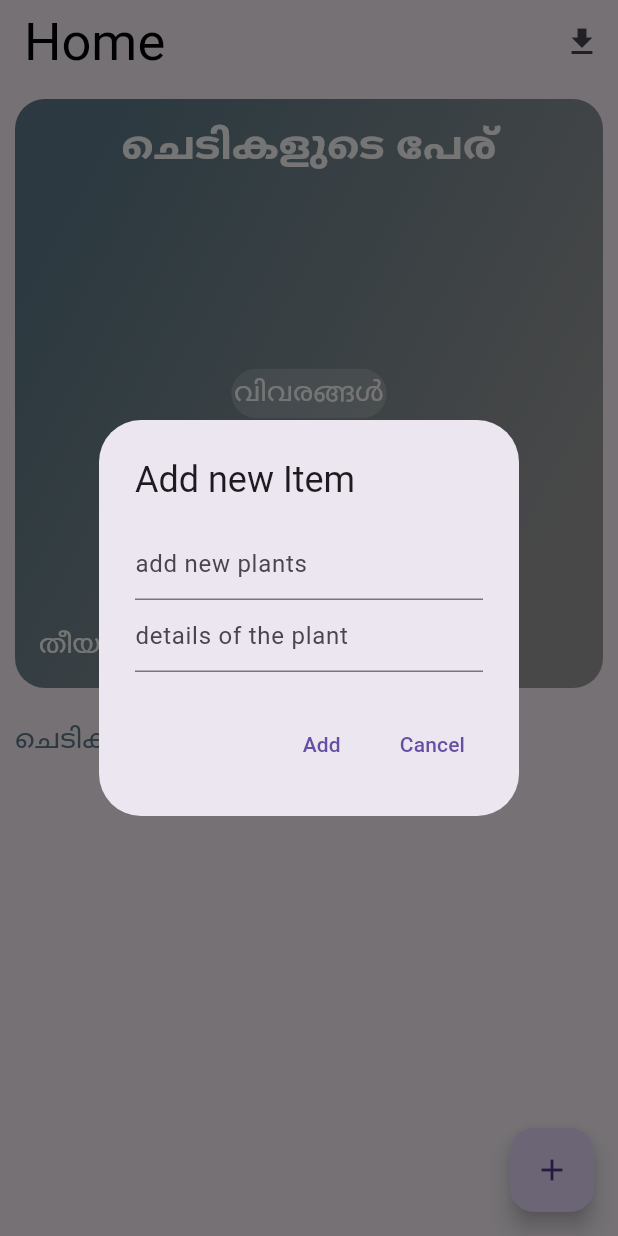
After one commit to ryanromeodev/Plant-App, a Flutter app: the screen it shows after launch, after a tap on the "add" icon, on a phone screen of 412 x 824 dp. The commit adds this screen. Run offline on Flutter 3.47's test engine with Material 3 defaults, Android fonts, the phone set to English and light mode, and no system bars; our stand-ins replace permission_handler.

Commit message:
code sectioning

```diff
--- /dev/null
+++ b/lib/UI/bigherocard.dart
@@ -0,0 +1,98 @@
+import 'package:flutter/material.dart';
+import 'package:plantapp/Data/fabtestfun.dart';
+import 'package:plantapp/Data/strings.dart';
+
+class BigHeroCard extends StatelessWidget {
+  const BigHeroCard({
+    super.key,
+    required this.heroDisplayPlantName,
+    required this.heroDisplayPlantDetails,
+    required this.day,
+    required this.month,
+    required this.year,
+  });
+
+  final String heroDisplayPlantName;
+  final String heroDisplayPlantDetails;
+  final String day;
+  final String month;
+  final String year;
+
+  @override
+  Widget build(BuildContext context) {
+    return Expanded(
+      flex: 2,
+      child: Container(
+        margin: EdgeInsets.all(10.0),
+        decoration: BoxDecoration(
+          borderRadius: BorderRadius.circular(20.0),
+          gradient: LinearGradient(
+            colors: getColorsList,
+            transform: GradientRotation(0.5),
+          ),
+        ),
+        child: Stack(
+          alignment: Alignment.center,
+          children: [
+            Container(
+              alignment: Alignment.topCenter,
+              margin: EdgeInsets.all(10),
+              child: Text(
+                heroDisplayPlantName,
+                style: TextStyle(
+                  fontWeight: FontWeight.bold,
+                  color: textwhite,
+                  fontSize: herobigtextsize,
+                ),
+              ),
+            ),
+            if (heroDisplayPlantDetails.isNotEmpty)
+              Container(
+                margin: EdgeInsets.symmetric(horizontal: 12.0),
+                padding: EdgeInsets.all(2.0),
+                decoration: BoxDecoration(
+                  color: textwhite.withAlpha(50),
+                  borderRadius: BorderRadius.circular(30),
+                ),
+                child: Text(
+                  heroDisplayPlantDetails,
+                  textAlign: TextAlign.center,
+                  style: TextStyle(
+                    fontWeight: FontWeight.normal,
+                    color: textwhite,
+                    fontSize: herotextsize,
+                  ),
+                ),
+              ),
+            Container(
+              padding: EdgeInsets.all(16.0),
+              alignment: Alignment.bottomLeft,
+              child: RichText(
+                text: TextSpan(
+                  text: "തീയതി :",
+                  style: TextStyle(
+                    fontSize: herotextsize,
+                    color: textwhite,
+                    fontWeight: FontWeight.normal,
+                    fontStyle: FontStyle.normal,
+                  ),
+                  children: [
+                    TextSpan(
+                      text: " $day $month $year",
+                      style: TextStyle(
+                        fontSize: herotextsize,
+                        color: textwhite,
+                        fontWeight: FontWeight.normal,
+                        fontStyle: FontStyle.normal,
+                      ),
+                    ),
+                  ],
+                ),
+              ),
+            ),
+          ],
+        ),
+      ),
+    );
+  }
+}
--- /dev/null
+++ b/lib/UI/plantlistheading.dart
@@ -0,0 +1,22 @@
+import 'package:flutter/material.dart';
+
+class PlantListHeading extends StatelessWidget {
+  const PlantListHeading({super.key});
+
+  @override
+  Widget build(BuildContext context) {
+    return Container(
+      alignment: Alignment.centerLeft,
+      margin: EdgeInsets.all(10),
+      child: Text(
+        "ചെടികളുടെ പേര്",
+        style: TextStyle(
+          fontSize: 20,
+          color: Colors.blueGrey,
+          fontWeight: FontWeight.normal,
+          fontFamily: "",
+        ),
+      ),
+    );
+  }
+}
--- a/lib/UI/plantorganiser.dart
+++ b/lib/UI/plantorganiser.dart
@@ -1,7 +1,8 @@
 import 'package:flutter/material.dart';
 import 'package:plantapp/Data/data.dart';
 import 'package:plantapp/Data/plant.dart';
-import 'package:plantapp/Data/strings.dart';
+import 'package:plantapp/UI/bigherocard.dart';
+import 'package:plantapp/UI/plantlistheading.dart';
 import 'package:plantapp/UI/planttile.dart';
 import 'package:plantapp/Data/fabtestfun.dart';
 
@@ -71,95 +72,31 @@ class _PlantOrgState extends State<PlantOrg> {
       ),
       body: Column(
         children: [
-          Expanded(
-            flex: 2,
-            child: Container(
-              margin: EdgeInsets.all(10.0),
-              decoration: BoxDecoration(
-                borderRadius: BorderRadius.circular(20.0),
-                gradient: LinearGradient(
-                  colors: getColorsList,
-                  transform: GradientRotation(0.5),
+          BigHeroCard(
+            heroDisplayPlantName: heroDisplayPlantName,
+            heroDisplayPlantDetails: heroDisplayPlantDetails,
+            day: day,
+            month: month,
+            year: year,
           ),
-              ),
-              child: Stack(
-                alignment: Alignment.center,
-                children: [
-                  Container(
-                    alignment: Alignment.topCenter,
-                    margin: EdgeInsets.all(10),
-                    child: Text(
-                      heroDisplayPlantName,
-                      style: TextStyle(
-                        fontWeight: FontWeight.bold,
-                        color: textwhite,
-                        fontSize: herobigtextsize,
-                      ),
-                    ),
-                  ),
-                  FittedBox(
-                    child: Container(
-                      decoration: BoxDecoration(
-                        color: textwhite.withAlpha(50),
-                        borderRadius: BorderRadius.circular(30),
-                      ),
-                      child: Padding(
-                        padding: EdgeInsets.all(30),
-                        child: Text(
-                          heroDisplayPlantDetails,
-                          style: TextStyle(
-                            fontWeight: FontWeight.normal,
-                            color: textwhite,
-                            fontSize: herotextsize,
-                          ),
-                        ),
-                      ),
-                    ),
-                  ),
-                  Container(
-                    padding: EdgeInsets.all(16.0),
-                    alignment: Alignment.bottomLeft,
-                    child: RichText(
-                      text: TextSpan(
-                        text: "തീയതി :",
-                        style: TextStyle(
-                          fontSize: herotextsize,
-                          color: textwhite,
-                          fontWeight: FontWeight.normal,
-                          fontStyle: FontStyle.normal,
-                        ),
-                        children: [
-                          TextSpan(
-                            text: " $day $month $year",
-                            style: TextStyle(
-                              fontSize: herotextsize,
-                              color: textwhite,
-                              fontWeight: FontWeight.normal,
-                              fontStyle: FontStyle.normal,
-                            ),
-                          ),
+          PlantListHeading(),
+          plantListBuilder(),
+          SizedBox(height: 100),
         ],
       ),
+      floatingActionButton: FloatingActionButton(
+        onPressed: displayDialog,
+        // onPressed: () {
+        //   fileTest(context);
+        // },
+        tooltip: "add plant",
+        child: const Icon(Icons.add),
       ),
-                  ),
-                ],
-              ),
-            ),
-          ),
-          Container(
-            alignment: Alignment.centerLeft,
-            margin: EdgeInsets.all(10),
-            child: Text(
-              "ചെടികളുടെ പേര്",
-              style: TextStyle(
-                fontSize: 20,
-                color: Colors.blueGrey,
-                fontWeight: FontWeight.normal,
-                fontFamily: "",
-              ),
-            ),
-          ),
-          Expanded(
+    );
+  }
+
+  Expanded plantListBuilder() {
+    return Expanded(
       flex: 1,
       // child: CarouselView.weighted(
       //   controller: CarouselController(initialItem: 1),
@@ -186,28 +123,16 @@ class _PlantOrgState extends State<PlantOrg> {
               plist.map((Plant plant) {
                 return PlantTile(
                   plant: plant,
-                        onPlantOrgChange: _handlePlantOrgChange,
-                        heroDisplay: _heroDisplayFunction,
+                  onPlantOrgChange: handlePlantOrgChange,
+                  heroDisplay: heroDisplayFunction,
                 );
               }).toList(),
         ),
       ),
-          ),
-          SizedBox(height: 100),
-        ],
-      ),
-      floatingActionButton: FloatingActionButton(
-        onPressed: _displayDialog,
-        // onPressed: () {
-        //   fileTest(context);
-        // },
-        tooltip: "add plant",
-        child: const Icon(Icons.add),
-      ),
     );
   }
 
-  _heroDisplayFunction(Plant plant) {
+  heroDisplayFunction(Plant plant) {
     setState(() {
       heroDisplayPlantName = plant.plantname;
       heroDisplayPlantDetails = plant.plantdetails;
@@ -218,7 +143,7 @@ class _PlantOrgState extends State<PlantOrg> {
     });
   }
 
-  _updatePlantItem(
+  updatePlantItem(
     Plant plant,
     String updatedPlantname,
     String updatedPlantDetails,
@@ -239,7 +164,7 @@ class _PlantOrgState extends State<PlantOrg> {
     plantSorter(plist);
   }
 
-  _removePlantItem(Plant plant) {
+  removePlantItem(Plant plant) {
     setState(() {
       plist.remove(plant);
       _textEditingController1.clear();
@@ -248,7 +173,7 @@ class _PlantOrgState extends State<PlantOrg> {
     });
   }
 
-  _handlePlantOrgChange(Plant plant) {
+  handlePlantOrgChange(Plant plant) {
     return showDialog(
       context: context,
       barrierDismissible: false,
@@ -268,7 +193,7 @@ class _PlantOrgState extends State<PlantOrg> {
                 decoration: InputDecoration(hintText: plant.plantdetails),
               ),
               ElevatedButton(
-                onPressed: () => _selectDate(context, plant),
+                onPressed: () => selectDate(context, plant),
                 child: const Text('Set Date'),
               ),
             ],
@@ -277,14 +202,14 @@ class _PlantOrgState extends State<PlantOrg> {
             TextButton(
               onPressed: () {
                 Navigator.of(context).pop();
-                _removePlantItem(plant);
+                removePlantItem(plant);
               },
               child: const Text("Remove"),
             ),
             TextButton(
               onPressed: () {
                 Navigator.of(context).pop();
-                _updatePlantItem(
+                updatePlantItem(
                   plant,
                   _textEditingController1.text.isEmpty
                       ? plant.plantname
@@ -310,7 +235,7 @@ class _PlantOrgState extends State<PlantOrg> {
   }
 
   ///Addding a new [Plant]
-  _addPlantItem(String name, String details) {
+  addPlantItem(String name, String details) {
     setState(() {
       plist.add(
         Plant(
@@ -326,7 +251,7 @@ class _PlantOrgState extends State<PlantOrg> {
   }
 
   ///Selecting a date for the [Plant]
-  _selectDate(BuildContext context, Plant plant) async {
+  selectDate(BuildContext context, Plant plant) async {
     DateTime? newSelectedDate = await showDatePicker(
       context: context,
       initialDate: DateTime(2021, 7, 12),
@@ -339,7 +264,7 @@ class _PlantOrgState extends State<PlantOrg> {
   }
 
   /// the dialog window caused by clicking on the FAB button
-  _displayDialog() {
+  displayDialog() {
     return showDialog(
       context: context,
       barrierDismissible: false, //user must tap button
@@ -367,7 +292,7 @@ class _PlantOrgState extends State<PlantOrg> {
               onPressed: () {
                 Navigator.of(context).pop();
                 // TODO: to add date while adding plant
-                _addPlantItem(
+                addPlantItem(
                   _textEditingController1.text,
                   _textEditingController2.text,
                 );
```
Lines whose indentation alone changed are shown as unchanged.
